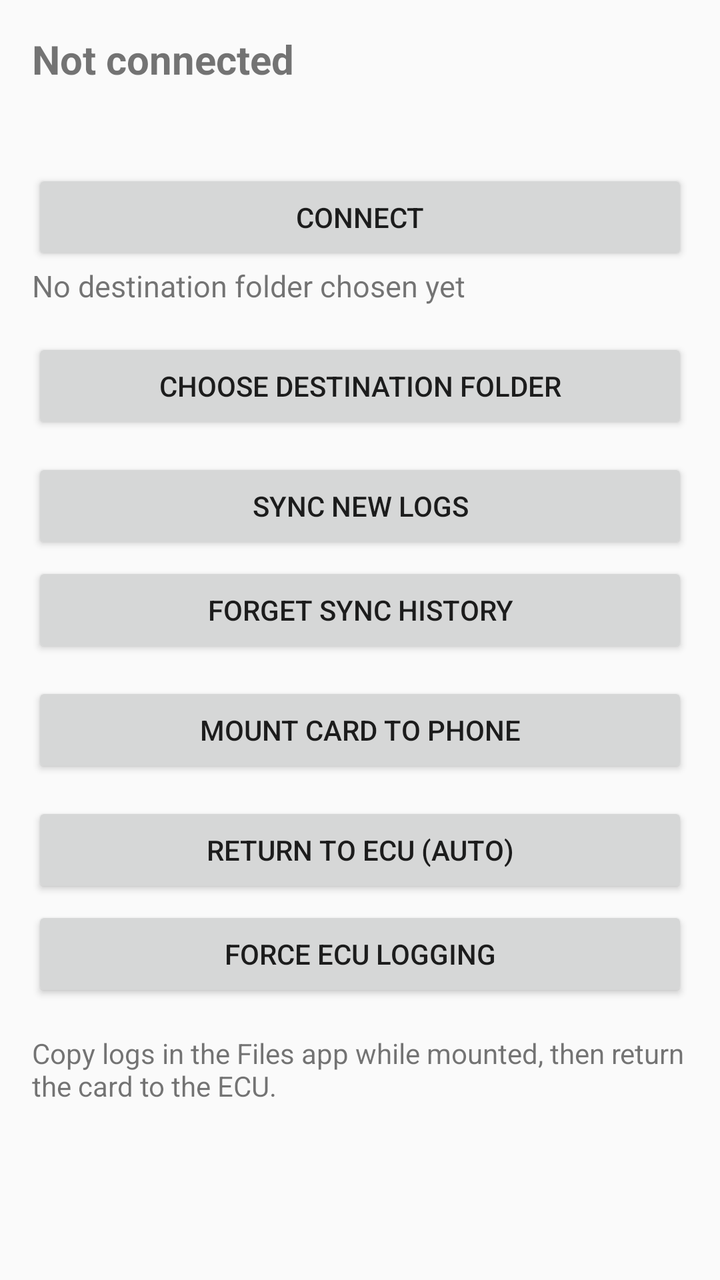
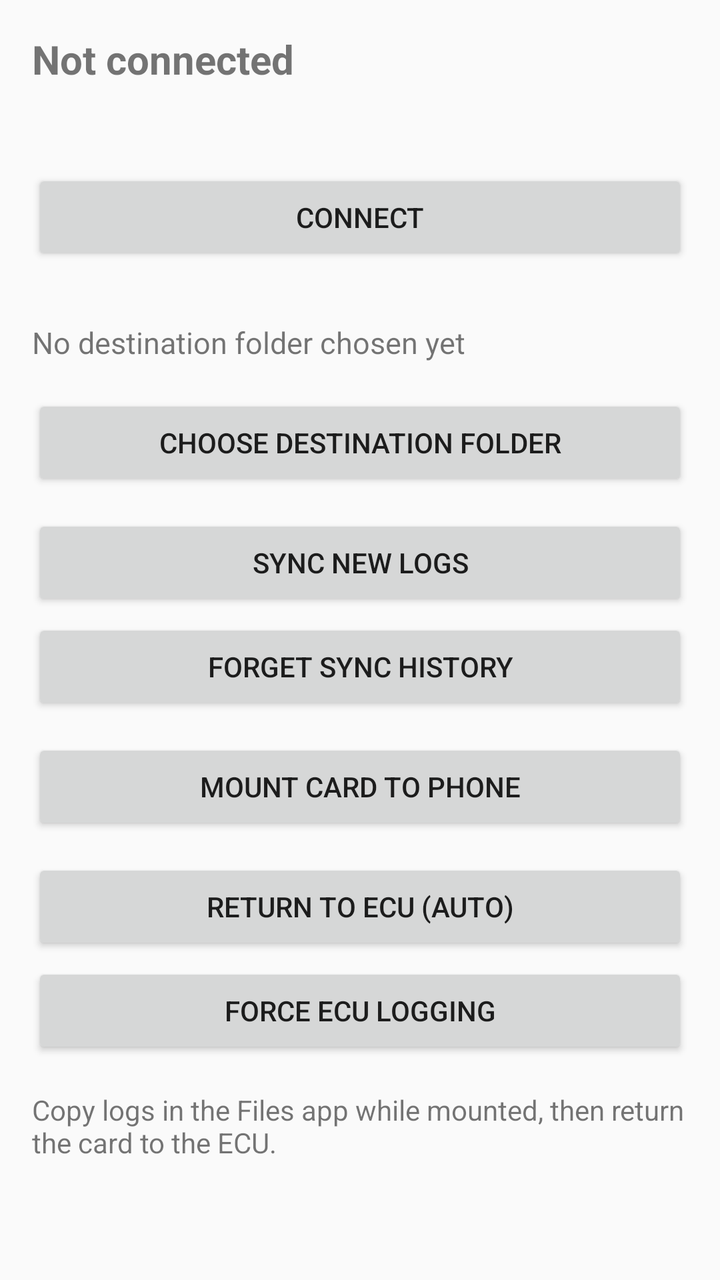

Two renders of the same Android screen: before a commit and after it. Below are the layout's source before the change and the commit's diff.
<!-- AndroidManifest.xml: application theme Theme.AppCompat.DayNight.NoActionBar -->
<!-- res/layout/activity_main.xml -->
<?xml version="1.0" encoding="utf-8"?>
<ScrollView xmlns:android="http://schemas.android.com/apk/res/android"
    android:layout_width="match_parent"
    android:layout_height="match_parent"
    android:padding="16dp">

    <LinearLayout
        android:layout_width="match_parent"
        android:layout_height="wrap_content"
        android:orientation="vertical">

        <TextView
            android:id="@+id/status"
            android:layout_width="match_parent"
            android:layout_height="wrap_content"
            android:textSize="20sp"
            android:textStyle="bold"
            android:paddingBottom="8dp"
            android:text="@string/status_disconnected" />

        <TextView
            android:id="@+id/warning"
            android:layout_width="match_parent"
            android:layout_height="wrap_content"
            android:textSize="16sp"
            android:textStyle="bold"
            android:paddingBottom="12dp"
            android:text="" />

        <Button
            android:id="@+id/btnConnect"
            android:layout_width="match_parent"
            android:layout_height="wrap_content"
            android:text="@string/btn_connect" />

        <TextView
            android:id="@+id/dest"
            android:layout_width="match_parent"
            android:layout_height="wrap_content"
            android:paddingBottom="4dp"
            android:textSize="15sp"
            android:text="@string/dest_unset" />

        <Button
            android:id="@+id/btnDest"
            android:layout_width="match_parent"
            android:layout_height="wrap_content"
            android:layout_marginTop="12dp"
            android:text="@string/btn_dest" />

        <Button
            android:id="@+id/btnSync"
            android:layout_width="match_parent"
            android:layout_height="wrap_content"
            android:layout_marginTop="12dp"
            android:text="@string/btn_sync" />

        <Button
            android:id="@+id/btnForget"
            android:layout_width="match_parent"
            android:layout_height="wrap_content"
            android:layout_marginTop="4dp"
            android:text="@string/btn_forget" />

        <Button
            android:id="@+id/btnMount"
            android:layout_width="match_parent"
            android:layout_height="wrap_content"
            android:layout_marginTop="12dp"
            android:text="@string/btn_mount" />

        <Button
            android:id="@+id/btnRestore"
            android:layout_width="match_parent"
            android:layout_height="wrap_content"
            android:layout_marginTop="12dp"
            android:text="@string/btn_restore" />

        <Button
            android:id="@+id/btnRestoreEcu"
            android:layout_width="match_parent"
            android:layout_height="wrap_content"
            android:layout_marginTop="4dp"
            android:text="@string/btn_restore_ecu" />

        <TextView
            android:layout_width="match_parent"
            android:layout_height="wrap_content"
            android:paddingTop="16dp"
            android:paddingBottom="8dp"
            android:textSize="14sp"
            android:text="@string/hint" />

        <TextView
            android:id="@+id/log"
            android:layout_width="match_parent"
            android:layout_height="wrap_content"
            android:fontFamily="monospace"
            android:textIsSelectable="true"
            android:textSize="12sp"
            android:text="" />
    </LinearLayout>
</ScrollView>
<!-- resources referenced by this layout -->
<resources>
  <string name="btn_connect">Connect</string>
  <string name="btn_dest">Choose destination folder</string>
  <string name="btn_forget">Forget sync history</string>
  <string name="btn_mount">Mount card to phone</string>
  <string name="btn_restore">Return to ECU (auto)</string>
  <string name="btn_restore_ecu">Force ECU logging</string>
  <string name="btn_sync">SYNC NEW LOGS</string>
  <string name="dest_unset">No destination folder chosen yet</string>
  <string name="hint">Copy logs in the Files app while mounted, then return the card to the ECU.</string>
  <string name="status_disconnected">Not connected</string>
</resources>

<!-- the commit's change to res/layout/activity_main.xml (unified diff, before → after) -->
@@ -32,6 +32,16 @@
             android:layout_width="match_parent"
             android:layout_height="wrap_content"
             android:text="@string/btn_connect" />
+
+        <TextView
+            android:id="@+id/progress"
+            android:layout_width="match_parent"
+            android:layout_height="wrap_content"
+            android:paddingBottom="8dp"
+            android:fontFamily="monospace"
+            android:textSize="15sp"
+            android:textStyle="bold"
+            android:text="" />
 
         <TextView
             android:id="@+id/dest"
